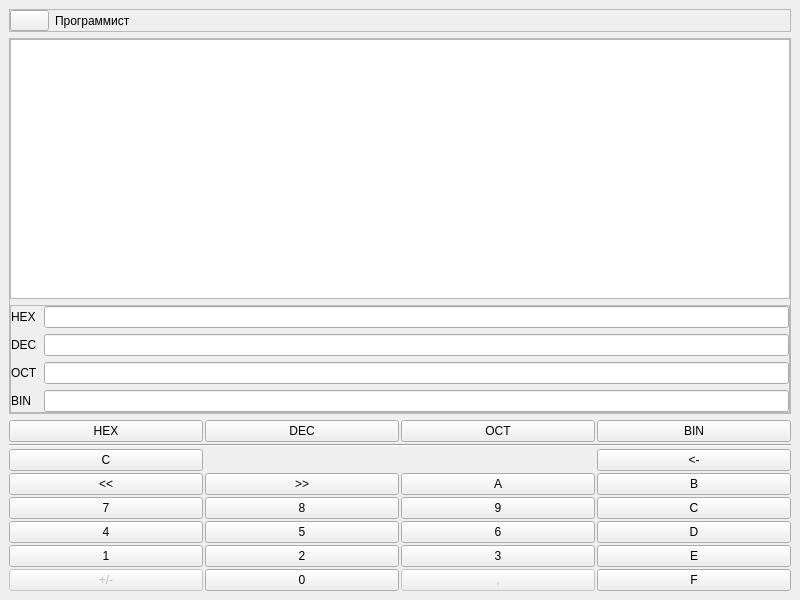
This is Calculator/Programmist/programmistwindow.ui in tqqqqt/SimpleCalculator as Qt 5 draws it before an edit. The edited form follows.
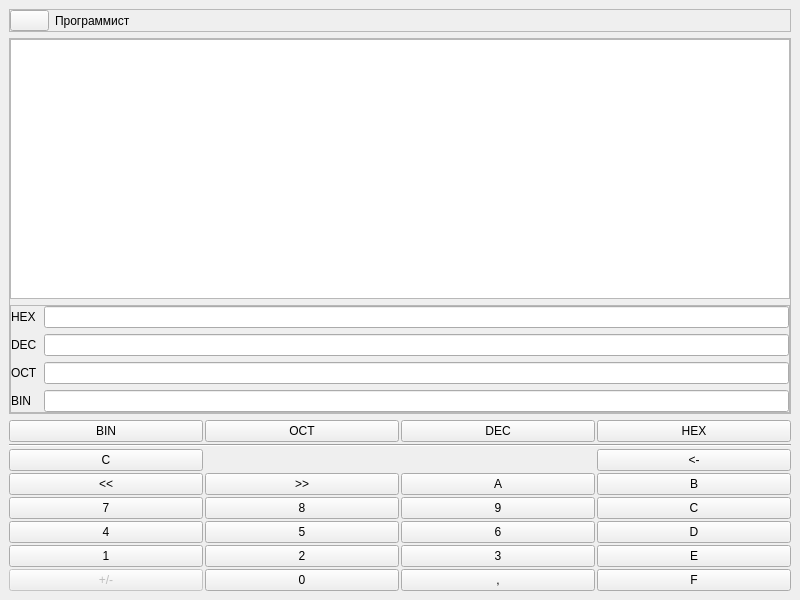
This is the edited form.

Commit message: set enable dot button

Diff of the .ui file:
```diff
--- a/Calculator/Programmist/programmistwindow.ui
+++ b/Calculator/Programmist/programmistwindow.ui
@@ -343,18 +343,6 @@
          </property>
         </widget>
        </item>
-       <item row="0" column="0">
-        <widget class="QPushButton" name="pushButton_hex">
-         <property name="font">
-          <font>
-           <pointsize>9</pointsize>
-          </font>
-         </property>
-         <property name="text">
-          <string>HEX</string>
-         </property>
-        </widget>
-       </item>
        <item row="6" column="2">
         <widget class="QPushButton" name="pushButton_n3">
          <property name="font">
@@ -496,18 +484,6 @@
          </property>
         </widget>
        </item>
-       <item row="0" column="2">
-        <widget class="QPushButton" name="pushButton_oct">
-         <property name="font">
-          <font>
-           <pointsize>9</pointsize>
-          </font>
-         </property>
-         <property name="text">
-          <string>OCT</string>
-         </property>
-        </widget>
-       </item>
        <item row="2" column="3">
         <widget class="QPushButton" name="pushButton_delLast">
          <property name="font">
@@ -529,18 +505,6 @@
          </property>
         </widget>
        </item>
-       <item row="0" column="3">
-        <widget class="QPushButton" name="pushButton_bin">
-         <property name="font">
-          <font>
-           <pointsize>9</pointsize>
-          </font>
-         </property>
-         <property name="text">
-          <string>BIN</string>
-         </property>
-        </widget>
-       </item>
        <item row="6" column="0">
         <widget class="QPushButton" name="pushButton_n1">
          <property name="font">
@@ -586,7 +550,7 @@
        <item row="7" column="2">
         <widget class="QPushButton" name="pushButton_dot">
          <property name="enabled">
-          <bool>false</bool>
+          <bool>true</bool>
          </property>
          <property name="font">
           <font>
@@ -607,18 +571,6 @@
          </property>
         </widget>
        </item>
-       <item row="0" column="1">
-        <widget class="QPushButton" name="pushButton_dec">
-         <property name="font">
-          <font>
-           <pointsize>9</pointsize>
-          </font>
-         </property>
-         <property name="text">
-          <string>DEC</string>
-         </property>
-        </widget>
-       </item>
        <item row="3" column="3">
         <widget class="QPushButton" name="pushButton_B">
          <property name="font">
@@ -739,6 +691,54 @@
          </property>
         </widget>
        </item>
+       <item row="0" column="2">
+        <widget class="QPushButton" name="pushButton_dec">
+         <property name="font">
+          <font>
+           <pointsize>9</pointsize>
+          </font>
+         </property>
+         <property name="text">
+          <string>DEC</string>
+         </property>
+        </widget>
+       </item>
+       <item row="0" column="1">
+        <widget class="QPushButton" name="pushButton_oct">
+         <property name="font">
+          <font>
+           <pointsize>9</pointsize>
+          </font>
+         </property>
+         <property name="text">
+          <string>OCT</string>
+         </property>
+        </widget>
+       </item>
+       <item row="0" column="0">
+        <widget class="QPushButton" name="pushButton_bin">
+         <property name="font">
+          <font>
+           <pointsize>9</pointsize>
+          </font>
+         </property>
+         <property name="text">
+          <string>BIN</string>
+         </property>
+        </widget>
+       </item>
+       <item row="0" column="3">
+        <widget class="QPushButton" name="pushButton_hex">
+         <property name="font">
+          <font>
+           <pointsize>9</pointsize>
+          </font>
+         </property>
+         <property name="text">
+          <string>HEX</string>
+         </property>
+        </widget>
+       </item>
       </layout>
      </widget>
     </item>
```
